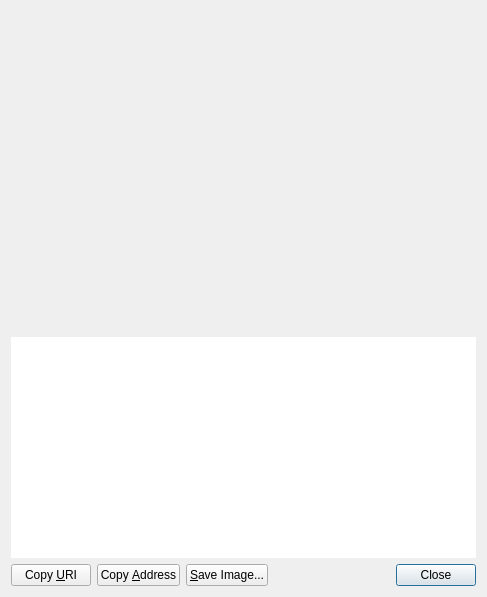
Qt form src/qt/forms/receiverequestdialog.ui (eleccoin/eleccoin) before a commit.
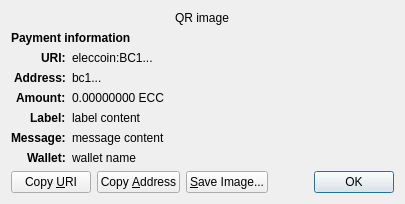
The same form after that commit. Custom widgets are drawn as their Qt base class.

Diff of the .ui file:
```diff
--- a/src/qt/forms/receiverequestdialog.ui
+++ b/src/qt/forms/receiverequestdialog.ui
@@ -6,60 +6,158 @@
    <rect>
     <x>0</x>
     <y>0</y>
-    <width>487</width>
-    <height>597</height>
+    <width>413</width>
+    <height>229</height>
    </rect>
   </property>
-  <layout class="QVBoxLayout" name="verticalLayout_3">
-   <item>
-    <widget class="QRImageWidget" name="lblQRCode">
-     <property name="sizePolicy">
-      <sizepolicy hsizetype="Expanding" vsizetype="Fixed">
-       <horstretch>0</horstretch>
-       <verstretch>0</verstretch>
-      </sizepolicy>
+  <property name="windowTitle">
+   <string>Request payment to ...</string>
+  </property>
+  <layout class="QGridLayout" name="gridLayout" columnstretch="0,1">
+   <property name="sizeConstraint">
+    <enum>QLayout::SetFixedSize</enum>
+   </property>
+   <item row="0" column="0" colspan="2" alignment="Qt::AlignHCenter">
+    <widget class="QRImageWidget" name="qr_code">
+     <property name="text">
+      <string notr="true">QR image</string>
      </property>
-     <property name="minimumSize">
-      <size>
-       <width>300</width>
-       <height>320</height>
-      </size>
+     <property name="textInteractionFlags">
+      <set>Qt::NoTextInteraction</set>
      </property>
-     <property name="toolTip">
-      <string>QR Code</string>
+    </widget>
+   </item>
+   <item row="1" column="0" colspan="2">
+    <widget class="QLabel" name="payment_header">
+     <property name="font">
+      <font>
+       <weight>75</weight>
+       <bold>true</bold>
+      </font>
      </property>
+     <property name="text">
+      <string>Payment information</string>
+     </property>
+     <property name="textInteractionFlags">
+      <set>Qt::NoTextInteraction</set>
+     </property>
+    </widget>
+   </item>
+   <item row="2" column="0" alignment="Qt::AlignRight|Qt::AlignTop">
+    <widget class="QLabel" name="uri_tag">
+     <property name="font">
+      <font>
+       <weight>75</weight>
+       <bold>true</bold>
+      </font>
+     </property>
+     <property name="text">
+      <string notr="true">URI:</string>
+     </property>
      <property name="textFormat">
       <enum>Qt::PlainText</enum>
      </property>
-     <property name="alignment">
-      <set>Qt::AlignCenter</set>
+     <property name="textInteractionFlags">
+      <set>Qt::NoTextInteraction</set>
      </property>
+    </widget>
+   </item>
+   <item row="2" column="1" alignment="Qt::AlignTop">
+    <widget class="QLabel" name="uri_content">
+     <property name="text">
+      <string notr="true">eleccoin:BC1...</string>
+     </property>
+     <property name="textFormat">
+      <enum>Qt::RichText</enum>
+     </property>
      <property name="wordWrap">
       <bool>true</bool>
      </property>
     </widget>
    </item>
-   <item>
-    <widget class="QTextEdit" name="outUri">
-     <property name="sizePolicy">
-      <sizepolicy hsizetype="Expanding" vsizetype="Expanding">
-       <horstretch>0</horstretch>
-       <verstretch>0</verstretch>
-      </sizepolicy>
+   <item row="3" column="0" alignment="Qt::AlignRight|Qt::AlignTop">
+    <widget class="QLabel" name="address_tag">
+     <property name="font">
+      <font>
+       <weight>75</weight>
+       <bold>true</bold>
+      </font>
      </property>
-     <property name="minimumSize">
-      <size>
-       <width>0</width>
-       <height>50</height>
-      </size>
+     <property name="text">
+      <string>Address:</string>
      </property>
-     <property name="frameShape">
-      <enum>QFrame::NoFrame</enum>
+     <property name="textInteractionFlags">
+      <set>Qt::NoTextInteraction</set>
      </property>
-     <property name="frameShadow">
-      <enum>QFrame::Plain</enum>
+    </widget>
+   </item>
+   <item row="3" column="1" alignment="Qt::AlignTop">
+    <widget class="QLabel" name="address_content">
+     <property name="text">
+      <string notr="true">bc1...</string>
      </property>
-     <property name="tabChangesFocus">
+     <property name="textFormat">
+      <enum>Qt::PlainText</enum>
+     </property>
+     <property name="textInteractionFlags">
+      <set>Qt::TextSelectableByMouse</set>
+     </property>
+    </widget>
+   </item>
+   <item row="4" column="0" alignment="Qt::AlignRight|Qt::AlignTop">
+    <widget class="QLabel" name="amount_tag">
+     <property name="font">
+      <font>
+       <weight>75</weight>
+       <bold>true</bold>
+      </font>
+     </property>
+     <property name="text">
+      <string>Amount:</string>
+     </property>
+     <property name="textInteractionFlags">
+      <set>Qt::NoTextInteraction</set>
+     </property>
+    </widget>
+   </item>
+   <item row="4" column="1" alignment="Qt::AlignTop">
+    <widget class="QLabel" name="amount_content">
+     <property name="text">
+      <string notr="true">0.00000000 ECC</string>
+     </property>
+     <property name="textFormat">
+      <enum>Qt::PlainText</enum>
+     </property>
+     <property name="textInteractionFlags">
+      <set>Qt::TextSelectableByMouse</set>
+     </property>
+    </widget>
+   </item>
+   <item row="5" column="0" alignment="Qt::AlignRight|Qt::AlignTop">
+    <widget class="QLabel" name="label_tag">
+     <property name="font">
+      <font>
+       <weight>75</weight>
+       <bold>true</bold>
+      </font>
+     </property>
+     <property name="text">
+      <string>Label:</string>
+     </property>
+     <property name="textInteractionFlags">
+      <set>Qt::NoTextInteraction</set>
+     </property>
+    </widget>
+   </item>
+   <item row="5" column="1" alignment="Qt::AlignTop">
+    <widget class="QLabel" name="label_content">
+     <property name="text">
+      <string notr="true">label content</string>
+     </property>
+     <property name="textFormat">
+      <enum>Qt::PlainText</enum>
+     </property>
+     <property name="wordWrap">
       <bool>true</bool>
      </property>
      <property name="textInteractionFlags">
@@ -67,7 +165,71 @@
      </property>
     </widget>
    </item>
-   <item>
+   <item row="6" column="0" alignment="Qt::AlignRight|Qt::AlignTop">
+    <widget class="QLabel" name="message_tag">
+     <property name="font">
+      <font>
+       <weight>75</weight>
+       <bold>true</bold>
+      </font>
+     </property>
+     <property name="text">
+      <string>Message:</string>
+     </property>
+     <property name="textInteractionFlags">
+      <set>Qt::NoTextInteraction</set>
+     </property>
+    </widget>
+   </item>
+   <item row="6" column="1" alignment="Qt::AlignTop">
+    <widget class="QLabel" name="message_content">
+     <property name="text">
+      <string notr="true">message content</string>
+     </property>
+     <property name="textFormat">
+      <enum>Qt::PlainText</enum>
+     </property>
+     <property name="wordWrap">
+      <bool>true</bool>
+     </property>
+     <property name="textInteractionFlags">
+      <set>Qt::TextSelectableByMouse</set>
+     </property>
+    </widget>
+   </item>
+   <item row="7" column="0" alignment="Qt::AlignRight|Qt::AlignTop">
+    <widget class="QLabel" name="wallet_tag">
+     <property name="font">
+      <font>
+       <weight>75</weight>
+       <bold>true</bold>
+      </font>
+     </property>
+     <property name="text">
+      <string>Wallet:</string>
+     </property>
+     <property name="textInteractionFlags">
+      <set>Qt::NoTextInteraction</set>
+     </property>
+    </widget>
+   </item>
+   <item row="7" column="1" alignment="Qt::AlignTop">
+    <widget class="QLabel" name="wallet_content">
+     <property name="text">
+      <string notr="true">wallet name</string>
+     </property>
+     <property name="textFormat">
+      <enum>Qt::PlainText</enum>
+     </property>
+     <property name="wordWrap">
+      <bool>true</bool>
+     </property>
+     <property name="textInteractionFlags">
+      <set>Qt::TextSelectableByMouse</set>
+     </property>
+    </widget>
+   </item>
+   <item row="8" column="0" colspan="2">
     <layout class="QHBoxLayout" name="horizontalLayout">
      <item>
       <widget class="QPushButton" name="btnCopyURI">
@@ -115,7 +277,7 @@
      <item>
       <widget class="QDialogButtonBox" name="buttonBox">
        <property name="standardButtons">
-        <set>QDialogButtonBox::Close</set>
+        <set>QDialogButtonBox::Ok</set>
        </property>
       </widget>
      </item>
```
Left out of the diff: 38 changed lines with no effect on the pictures.
